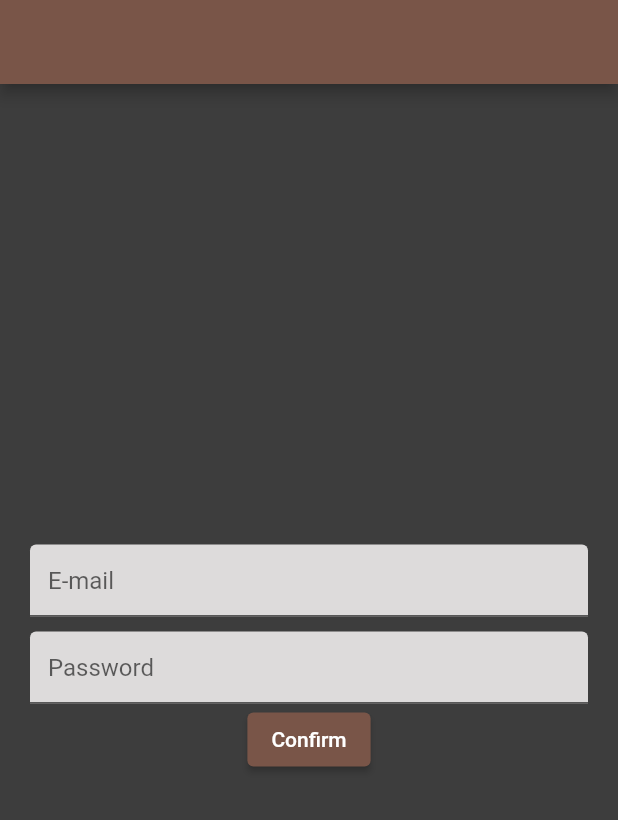
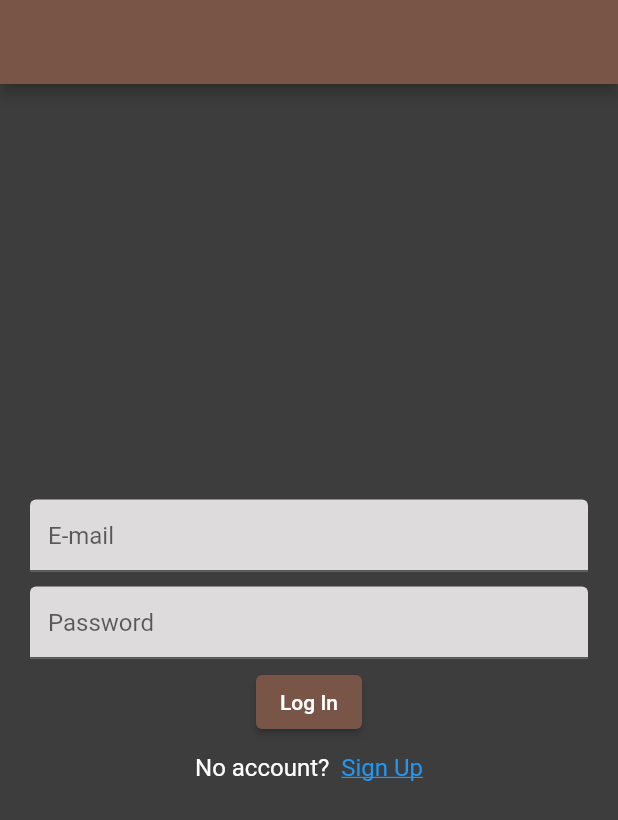
Before and after one commit to dawidwrobel97/chess_champ, a Flutter app: the screen it shows after launch, on a phone screen of 412 x 824 dp. Shown: the top 820 px of the screen. Run offline on Flutter 3.47's test engine with Material 2 defaults, Android fonts, the light colour scheme and no system bars; our stand-ins replace bloc, dio, firebase_auth, firebase_core, flutter_bloc, freezed_annotation and 1 more; missing offline and left inert: chess, chess_vectors_flutter, flutter_chess_board; accounts and stored records are empty.

Commit message:
Done Most of auth

```diff
--- a/lib/src/features/auth_gate/presentation/cubit/cubit/auth_gate_state.dart
+++ b/lib/src/features/auth_gate/presentation/cubit/cubit/auth_gate_state.dart
@@ -6,5 +6,6 @@ class AuthGateState with _$AuthGateState {
     required Status status,
     String? errorMessage,
     User? user,
+    required bool isLoginPage,
   }) = _AuthGateState;
 }
--- a/lib/src/features/auth_gate/presentation/pages/auth_gate.dart
+++ b/lib/src/features/auth_gate/presentation/pages/auth_gate.dart
@@ -2,6 +2,7 @@ import 'package:chess_app/src/app_theme/app_theme.dart';
 import 'package:chess_app/src/common_widgets/app_bar.dart';
 import 'package:chess_app/src/features/auth_gate/presentation/cubit/cubit/auth_gate_cubit.dart';
 import 'package:chess_app/src/features/home_page/presentation/pages/home_page.dart';
+import 'package:flutter/gestures.dart';
 import 'package:flutter/material.dart';
 import 'package:flutter_bloc/flutter_bloc.dart';
 
@@ -17,7 +18,7 @@ class AuthGate extends StatelessWidget {
         builder: (context, state) {
           final user = state.user;
           if (user == null) {
-            return _AuthPage();
+            return _AuthPage(state: state);
           } else {
             return const ChessHomePage();
           }
@@ -28,8 +29,9 @@ class AuthGate extends StatelessWidget {
 }
 
 class _AuthPage extends StatelessWidget {
-  _AuthPage();
+  _AuthPage({required this.state});
 
+  final AuthGateState state;
   final TextEditingController emailController = TextEditingController();
   final TextEditingController passwordController = TextEditingController();
 
@@ -61,16 +63,59 @@ class _AuthPage extends StatelessWidget {
               controller: passwordController,
               obscureText: true,
             ),
+            const SizedBox(
+              height: 5,
+            ),
             ElevatedButton(
               onPressed: () {
-                context
-                    .read<AuthGateCubit>()
-                    .signIn(emailController.text, passwordController.text);
+                if (state.isLoginPage == true) {
+                  context
+                      .read<AuthGateCubit>()
+                      .signIn(emailController.text, passwordController.text);
+                } else {
+                  context.read<AuthGateCubit>().createAccount(
+                      emailController.text, passwordController.text);
+                }
               },
-              child: const Text(
-                'Confirm',
+              child: Text(
+                state.isLoginPage == true ? 'Log In' : 'Sign Up',
               ),
             ),
+            const SizedBox(
+              height: 10,
+            ),
+            RichText(
+              text: TextSpan(
+                style: const TextStyle(
+                  color: Colors.white,
+                  fontSize: 16,
+                ),
+                text: state.isLoginPage == true
+                    ? 'No account?  '
+                    : 'Already have an account? ',
+                children: [
+                  TextSpan(
+                      text: state.isLoginPage == true
+                          ? 'Sign Up'
+                          : 'Log In instead',
+                      style: const TextStyle(
+                        decoration: TextDecoration.underline,
+                        color: Colors.blue,
+                      ),
+                      recognizer: TapGestureRecognizer()
+                        ..onTap = () {
+                          context.read<AuthGateCubit>().switchLoginAndSignUp();
+                        })
+                ],
+              ),
+            ),
+            const SizedBox(
+              height: 10,
+            ),
+            Text(
+              state.errorMessage ?? '',
+              textAlign: TextAlign.center,
+            )
           ],
         ),
       ),
```
Also changed, not shown: lib/src/features/auth_gate/presentation/cubit/cubit/auth_gate_cubit.dart (+68 -4 lines), lib/src/features/auth_gate/presentation/cubit/cubit/auth_gate_cubit.freezed.dart.
